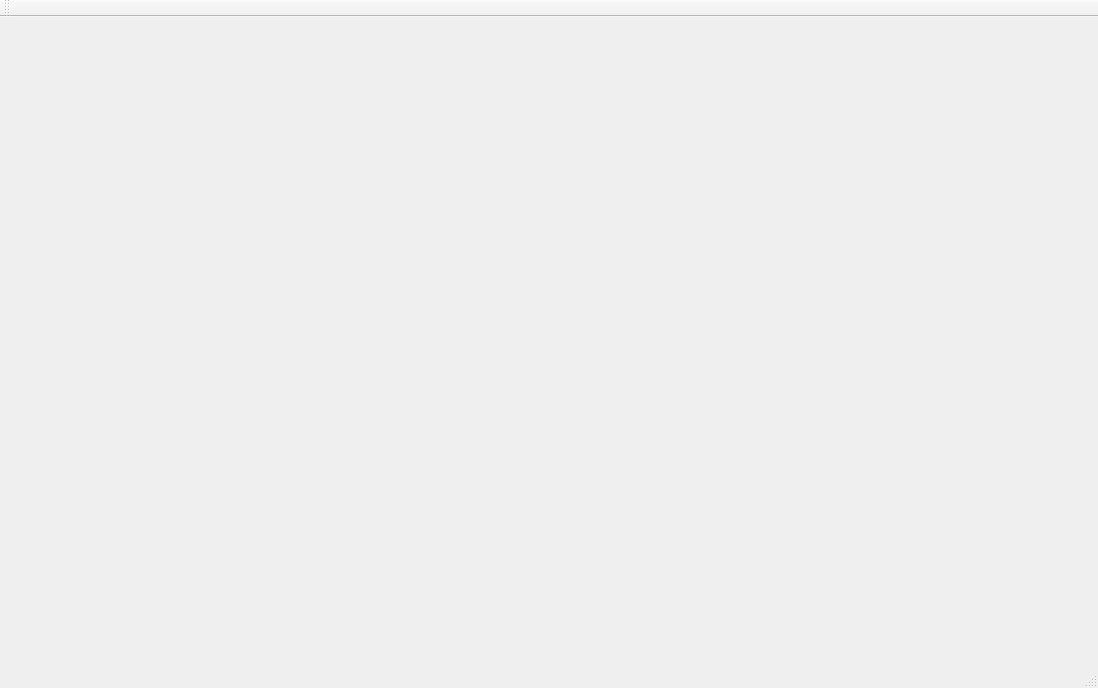
Qt form MainWindow.ui (lihouxing-sjtu/SurfBuilder) before a commit.
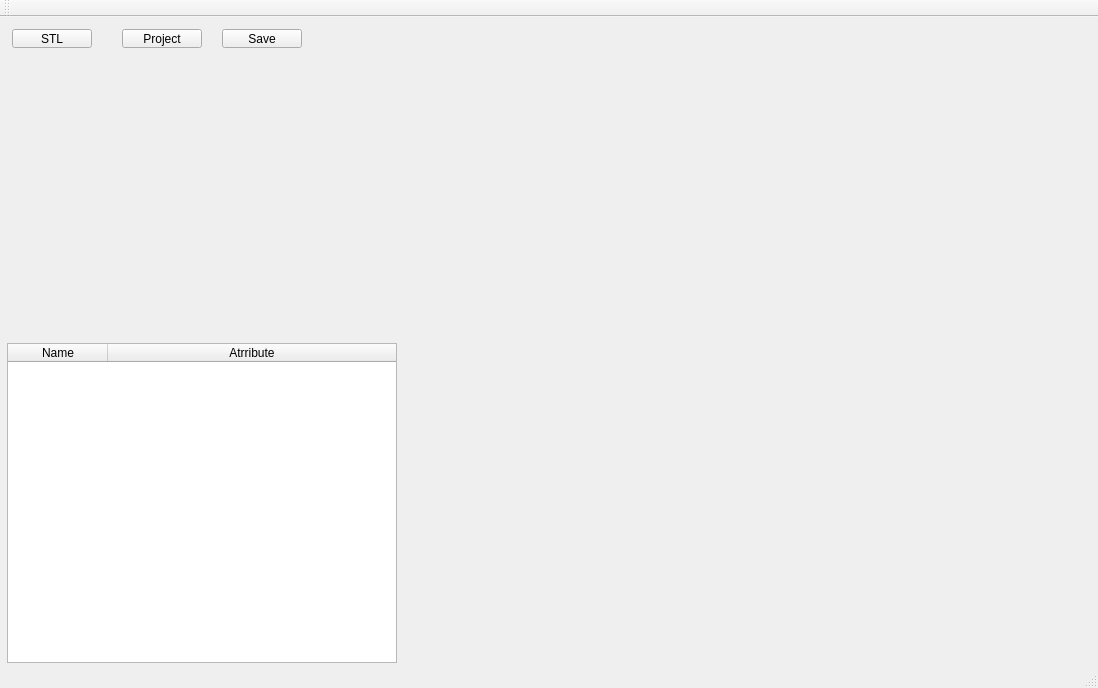
The same form after that commit. Icons and pictures are not drawn. Custom widgets are drawn as their Qt base class.

Diff of the .ui file:
```diff
--- a/MainWindow.ui
+++ b/MainWindow.ui
@@ -14,13 +14,56 @@
    <string>MainWindow</string>
   </property>
   <widget class="QWidget" name="centralWidget">
+   <layout class="QGridLayout" name="gridLayout_3">
+    <property name="leftMargin">
+     <number>1</number>
+    </property>
+    <property name="topMargin">
+     <number>1</number>
+    </property>
+    <property name="rightMargin">
+     <number>1</number>
+    </property>
+    <property name="bottomMargin">
+     <number>1</number>
+    </property>
+    <property name="spacing">
+     <number>1</number>
+    </property>
+    <item row="0" column="0">
+     <widget class="QWidget" name="LeftWidget" native="true">
+      <property name="minimumSize">
+       <size>
+        <width>400</width>
+        <height>0</height>
+       </size>
+      </property>
+      <property name="maximumSize">
+       <size>
+        <width>400</width>
+        <height>16777215</height>
+       </size>
+      </property>
    <layout class="QGridLayout" name="gridLayout">
+       <property name="leftMargin">
+        <number>1</number>
+       </property>
+       <property name="topMargin">
+        <number>1</number>
+       </property>
+       <property name="rightMargin">
+        <number>1</number>
+       </property>
+       <property name="bottomMargin">
+        <number>1</number>
+       </property>
+       <property name="spacing">
+        <number>1</number>
+       </property>
     <item row="0" column="0">
-     <layout class="QVBoxLayout" name="verticalLayout">
-      <item>
        <widget class="QWidget" name="ToolsWidget" native="true">
         <property name="sizePolicy">
-         <sizepolicy hsizetype="Minimum" vsizetype="Preferred">
+          <sizepolicy hsizetype="Expanding" vsizetype="Expanding">
           <horstretch>0</horstretch>
           <verstretch>0</verstretch>
          </sizepolicy>
@@ -37,12 +80,51 @@
           <height>16777215</height>
          </size>
         </property>
-       </widget>
-      </item>
-      <item>
+         <widget class="QPushButton" name="ImportSTLButton">
+          <property name="geometry">
+           <rect>
+            <x>10</x>
+            <y>10</y>
+            <width>80</width>
+            <height>19</height>
+           </rect>
+          </property>
+          <property name="text">
+           <string>STL</string>
+          </property>
+         </widget>
+         <widget class="QPushButton" name="ImportProjectButton">
+          <property name="geometry">
+           <rect>
+            <x>120</x>
+            <y>10</y>
+            <width>80</width>
+            <height>19</height>
+           </rect>
+          </property>
+          <property name="text">
+           <string>Project</string>
+          </property>
+         </widget>
+         <widget class="QPushButton" name="SaveProjectButton">
+          <property name="geometry">
+           <rect>
+            <x>220</x>
+            <y>10</y>
+            <width>80</width>
+            <height>19</height>
+           </rect>
+          </property>
+          <property name="text">
+           <string>Save</string>
+          </property>
+         </widget>
+        </widget>
+       </item>
+       <item row="1" column="0">
        <widget class="QWidget" name="ModelsWidget" native="true">
         <property name="sizePolicy">
-         <sizepolicy hsizetype="Minimum" vsizetype="Preferred">
+          <sizepolicy hsizetype="Expanding" vsizetype="Expanding">
           <horstretch>0</horstretch>
           <verstretch>0</verstretch>
          </sizepolicy>
@@ -59,9 +141,56 @@
           <height>16777215</height>
          </size>
         </property>
+         <layout class="QGridLayout" name="gridLayout_2">
+          <property name="leftMargin">
+           <number>5</number>
+          </property>
+          <property name="topMargin">
+           <number>1</number>
+          </property>
+          <property name="rightMargin">
+           <number>5</number>
+          </property>
+          <property name="bottomMargin">
+           <number>1</number>
+          </property>
+          <property name="spacing">
+           <number>1</number>
+          </property>
+          <item row="0" column="0">
+           <widget class="QTreeWidget" name="ModelTreeWidget">
+            <property name="textElideMode">
+             <enum>Qt::ElideMiddle</enum>
+            </property>
+            <attribute name="headerVisible">
+             <bool>true</bool>
+            </attribute>
+            <attribute name="headerDefaultSectionSize">
+             <number>100</number>
+            </attribute>
+            <column>
+             <property name="text">
+              <string>Name</string>
+             </property>
+             <property name="textAlignment">
+              <set>AlignCenter</set>
+             </property>
+            </column>
+            <column>
+             <property name="text">
+              <string>Atrribute</string>
+             </property>
+             <property name="textAlignment">
+              <set>AlignCenter</set>
+             </property>
+            </column>
        </widget>
       </item>
      </layout>
+        </widget>
+       </item>
+      </layout>
+     </widget>
     </item>
     <item row="0" column="1">
      <widget class="CustomViewWidget" name="ViewWidget" native="true">
```
Left out of the diff: 8 changed lines with no effect on the pictures. Lines whose indentation alone changed are shown as unchanged.
